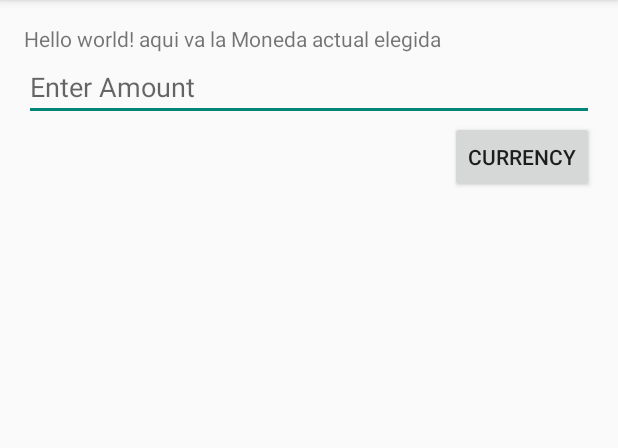
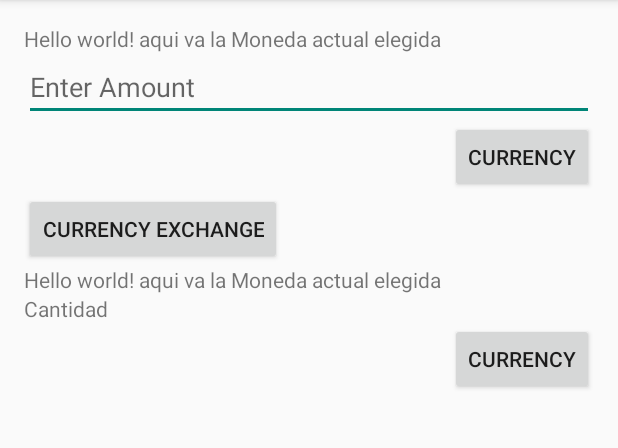
Before and after one commit to paradak/Ek-Chuac2, an Android app: the screen it shows after launch (MyActivity), on a phone screen of 412 x 824 dp, the part 84-532 px from its top. Run offline under Robolectric (Android 15) with nearby library versions, the phone set to English and light mode, and no system bars.

Commit message:
pantalla ver 0.1

```diff
--- a/app/src/main/res/layout/activity_my.xml
+++ b/app/src/main/res/layout/activity_my.xml
@@ -6,7 +6,8 @@
     android:orientation="vertical"
     android:paddingBottom="@dimen/activity_vertical_margin" tools:context=".MyActivity">
 
-    <TextView android:text="@string/hello_world" android:layout_width="wrap_content"
+    <TextView android:text="@string/hello_world"
+        android:layout_width="wrap_content"
         android:layout_height="wrap_content" />
 
     <EditText
@@ -23,5 +24,28 @@
         android:layout_height="wrap_content"
         android:layout_gravity="right" />
 
+    <Button
+        android:id="@+id/btnexchange"
+        android:text="@string/intercambiar_button"
+        android:layout_width="wrap_content"
+        android:layout_height="wrap_content" />
+
+    <TextView
+        android:text="@string/hello_world"
+        android:layout_width="wrap_content"
+        android:layout_height="wrap_content" />
+
+    <TextView
+        android:text="Cantidad"
+        android:layout_width="match_parent"
+        android:layout_height="wrap_content" />
+
+    <Button
+        android:id="@+id/btn02"
+        android:text="@string/moneda_boton"
+        android:layout_width="wrap_content"
+        android:layout_height="wrap_content"
+        android:layout_gravity="right" />
+
 
 </LinearLayout>
--- a/app/src/main/res/values/strings.xml
+++ b/app/src/main/res/values/strings.xml
@@ -6,7 +6,7 @@
     <string name="action_settings">Settings</string>
     <string name="title_activity_activity2">Activity2</string>
     <string name="action_about">About</string>
-    <string name="intercambiar_button">Language Exchange</string>
+    <string name="intercambiar_button">Currency Exchange</string>
     <string name="amount_text">Enter Amount</string>
     <string name="moneda_boton">Currency</string>
 
```
